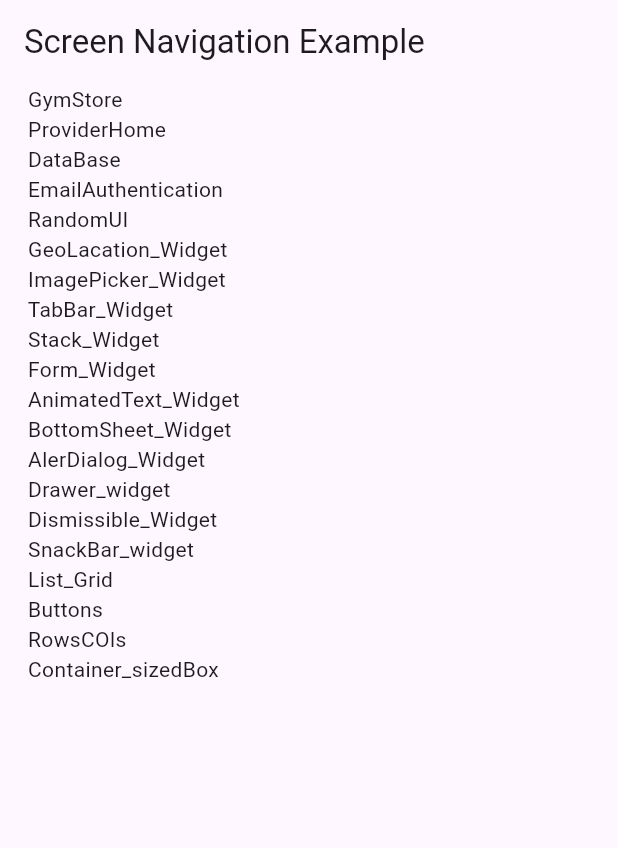
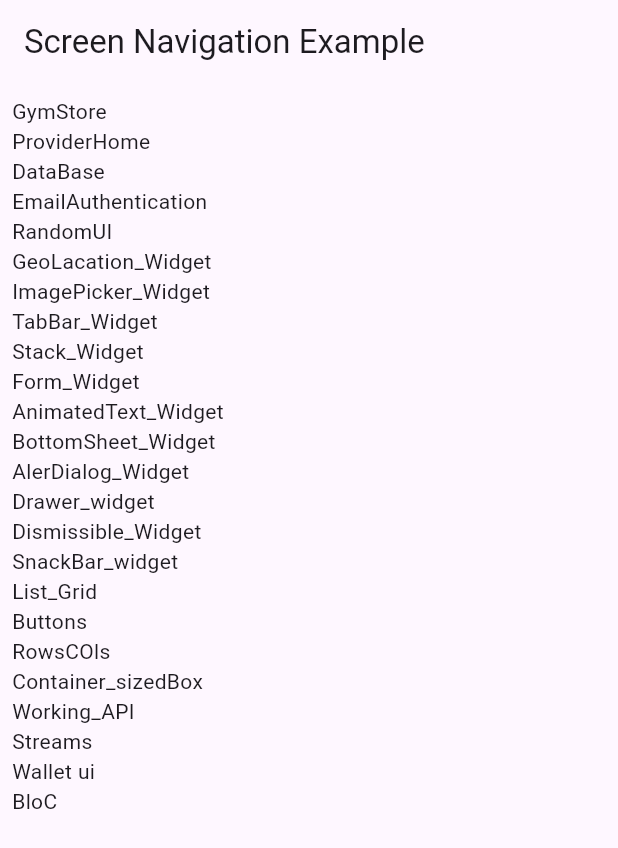
Before and after one commit to Uday-kiran9147/vacation, a Flutter app: the screen it shows after launch, on a phone screen of 412 x 824 dp. Shown: the top 848 px of the screen. Run offline on Flutter 3.47's test engine with Material 3 defaults, Android fonts, the phone set to English and light mode, and no system bars; our stand-ins replace animated_text_kit, bloc, cached_network_image, firebase_auth, flutter_bloc, fluttertoast and 3 more; accounts and stored records are empty.

Commit message:
Add imports and buttons for new features

```diff
--- a/lib/main.dart
+++ b/lib/main.dart
@@ -1,4 +1,7 @@
 import 'package:flutter/material.dart';
+import 'package:vacationvproject/BloCs/start.dart';
+import 'package:vacationvproject/Streams/streams.dart';
+import 'package:vacationvproject/UI/wallet.dart';
 import 'package:vacationvproject/widgets/Buttons.dart';
 import 'package:vacationvproject/widgets/List_AND_grid.dart';
 import 'package:vacationvproject/widgets/alert_widget.dart';
@@ -14,6 +17,7 @@ import 'package:vacationvproject/widgets/imagepicker.dart';
 import 'package:vacationvproject/widgets/rowsCols.dart';
 import 'package:vacationvproject/widgets/snackbar.dart';
 import 'package:vacationvproject/widgets/ui.dart';
+import 'package:vacationvproject/workingAPI/apiscreen.dart';
 
 import 'STATE/state-main.dart';
 import 'UI/gymstore.dart';
@@ -52,32 +56,39 @@ class HomeScreen extends StatelessWidget {
         title: const Text('Screen Navigation Example'),
       ),
       body: SingleChildScrollView(
+        child: Padding(
+          padding: const EdgeInsets.all(8.0),
           child: Column(
             crossAxisAlignment: CrossAxisAlignment.start,
             mainAxisAlignment: MainAxisAlignment.center,
             children: [
-            _buildNavigationButton(context, '     GymStore', const GymStore()),
-            _buildNavigationButton(context, '     ProviderHome', const ProviderHome()),
-            _buildNavigationButton(context, '     DataBase', const DataBase()),
-            _buildNavigationButton(context, '     EmailAuthentication', const EmailAuthentication()),
-            _buildNavigationButton(context, '     RandomUI', const RandomUI()),
-            _buildNavigationButton(context, '     GeoLacation_Widget', const GeoLacation_Widget()),
-            _buildNavigationButton(context, '     ImagePicker_Widget', const ImagePicker_Widget()),
-            _buildNavigationButton(context, '     TabBar_Widget', const TabBar_Widget()),
-            _buildNavigationButton(context, '     Stack_Widget', const Stack_Widget()),
-            _buildNavigationButton(context, '     Form_Widget', Form_Widget()),
+              _buildNavigationButton(context, 'GymStore', const GymStore()),
+              _buildNavigationButton(context, 'ProviderHome', const ProviderHome()),
+              _buildNavigationButton(context, 'DataBase', const DataBase()),
+              _buildNavigationButton(context, 'EmailAuthentication', const EmailAuthentication()),
+              _buildNavigationButton(context, 'RandomUI', const RandomUI()),
+              _buildNavigationButton(context, 'GeoLacation_Widget', const GeoLacation_Widget()),
+              _buildNavigationButton(context, 'ImagePicker_Widget', const ImagePicker_Widget()),
+              _buildNavigationButton(context, 'TabBar_Widget', const TabBar_Widget()),
+              _buildNavigationButton(context, 'Stack_Widget', const Stack_Widget()),
+              _buildNavigationButton(context, 'Form_Widget', Form_Widget()),
               // _buildNavigationButton(context, '     Dropdown_Widget', const Dropdown_Widget()),
-            _buildNavigationButton(context, '     AnimatedText_Widget', const AnimatedText_Widget()),
-            _buildNavigationButton(context, '     BottomSheet_Widget', const BottomSheet_Widget()),
-            _buildNavigationButton(context, '     AlerDialog_Widget', const AlerDialog_Widget()),
-            _buildNavigationButton(context, '     Drawer_widget', const Drawer_widget()),
-            _buildNavigationButton(context, '     Dismissible_Widget', const Dismissible_Widget()),
-            _buildNavigationButton(context, '     SnackBar_widget', SnackBar_widget()),
-            _buildNavigationButton(context, '     List_Grid', const List_Grid()),
-            _buildNavigationButton(context, '     Buttons', const Buttons()),
-            _buildNavigationButton(context, '     RowsCOls', const RowsCOls()),
-            _buildNavigationButton(context, '     Container_sizedBox', const Container_sizedBox()),
+              _buildNavigationButton(context, 'AnimatedText_Widget', const AnimatedText_Widget()),
+              _buildNavigationButton(context, 'BottomSheet_Widget', const BottomSheet_Widget()),
+              _buildNavigationButton(context, 'AlerDialog_Widget', const AlerDialog_Widget()),
+              _buildNavigationButton(context, 'Drawer_widget', const Drawer_widget()),
+              _buildNavigationButton(context, 'Dismissible_Widget', const Dismissible_Widget()),
+              _buildNavigationButton(context, 'SnackBar_widget', SnackBar_widget()),
+              _buildNavigationButton(context, 'List_Grid', const List_Grid()),
+              _buildNavigationButton(context, 'Buttons', const Buttons()),
+              _buildNavigationButton(context, 'RowsCOls', const RowsCOls()),
+              _buildNavigationButton(context, 'Container_sizedBox', const Container_sizedBox()),
+              _buildNavigationButton(context, 'Working_API', const API_Screen()),
+              _buildNavigationButton(context, 'Streams', const StreamsExample()),
+              _buildNavigationButton(context, 'Wallet ui', const WalletUI()),
+              _buildNavigationButton(context, 'BloC', const BloCHome()),
             ],
+          ),
         ),
       ),
     );
```
Also changed, not shown: 1 other file. Lines whose indentation alone changed are shown as unchanged.
